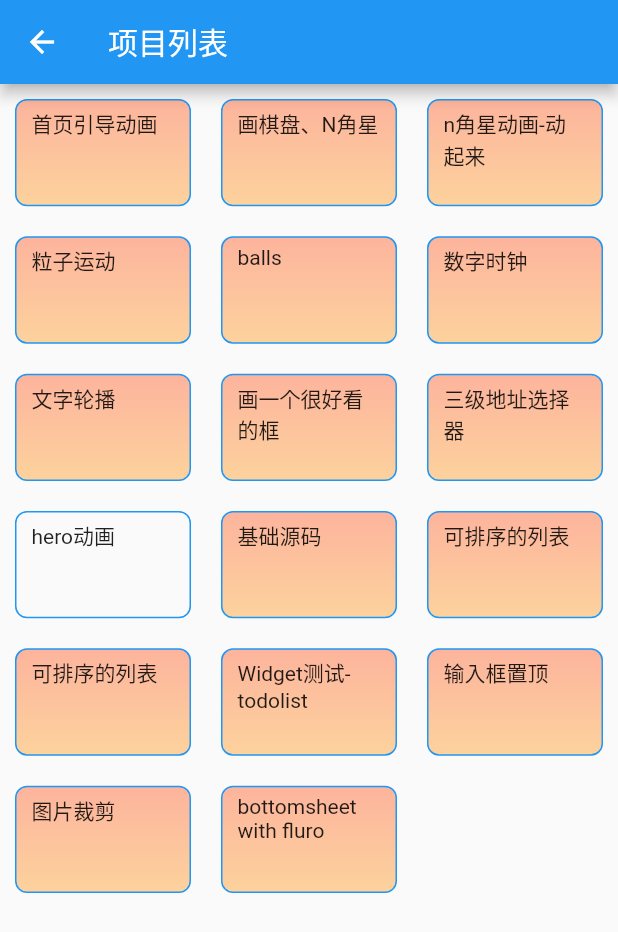
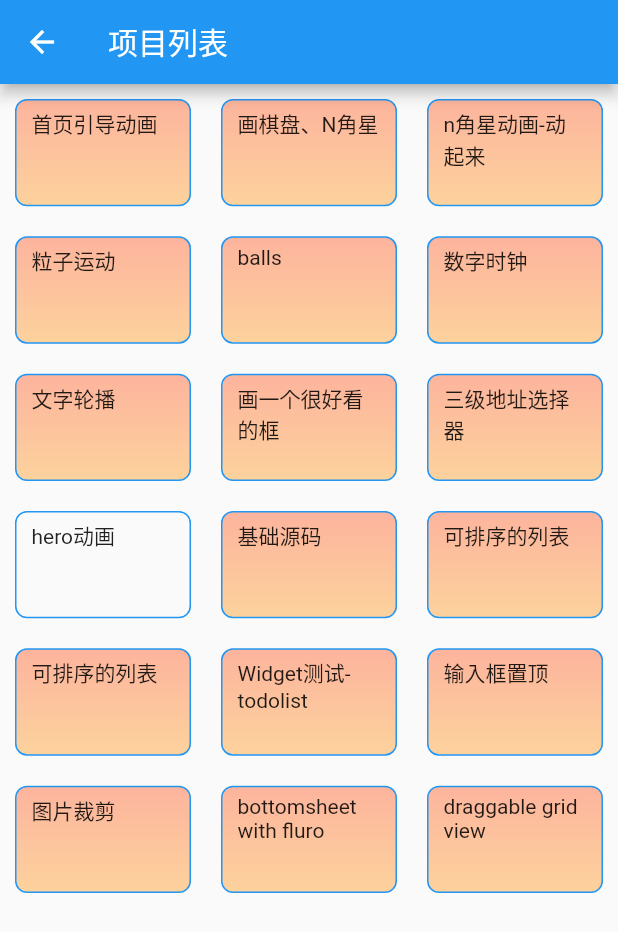
Before and after one commit to 015-Michelle/funny_demo, a Flutter app: the MyDemoPage screen opened by its route, on a phone screen of 412 x 824 dp. Shown: the top 932 px of the screen. Run offline on Flutter 3.47's test engine with Material 2 defaults, Android fonts, the phone set to English and light mode, and no system bars; our stand-ins replace dotted_border, fluro, get, marquee; missing offline and left inert: city_pickers; network calls fail.

Commit message:
add page_route

```diff
--- a/lib/my_demo_page.dart
+++ b/lib/my_demo_page.dart
@@ -1,5 +1,6 @@
 import 'package:flutter/material.dart';
 import 'package:myproject/my_demo/bottomsheet/bottomsheet_with_fluro.dart';
+import 'package:myproject/my_demo/draggable_grid_view/draggable_grid_view.dart';
 import 'package:myproject/my_demo/input_scroll_page.dart';
 import 'package:myproject/my_demo/pictures/image_cropping_page.dart';
 import 'package:myproject/router/my_router.dart';
@@ -81,6 +82,7 @@ class _MyDemoPageState extends State<MyDemoPage> {
           itemGuide('输入框置顶', InputScrollPage()),
           itemGuide('图片裁剪', ImageCroppingPage()),
           itemGuide("bottomsheet with fluro", BottomsheetWithFluro()),
+          itemGuide("draggable grid view", DraggableGridView()),
         ],
       ),
     );
```
